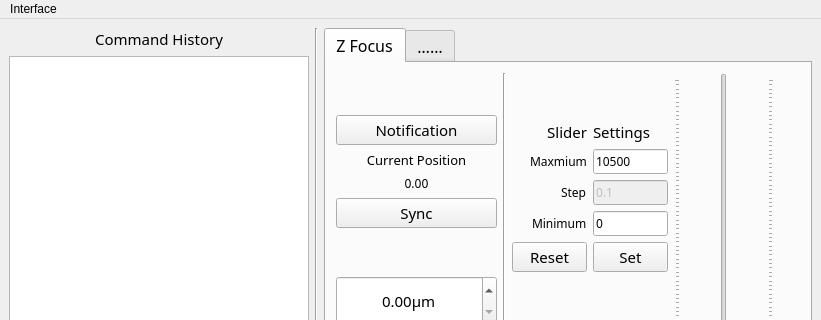
Qt form mainwindow.ui (Jepoic/IX83-GUI-Qt) before a commit; both pictures show x 0 to 821 and y 0 to 320 of the 821 by 584 pixel window.
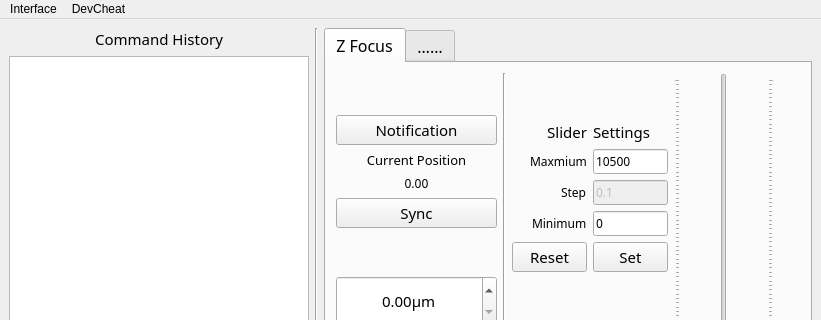
The same form after that commit.

```diff
--- a/mainwindow.ui
+++ b/mainwindow.ui
@@ -1076,7 +1076,7 @@
      <x>0</x>
      <y>0</y>
      <width>821</width>
-     <height>26</height>
+     <height>21</height>
     </rect>
    </property>
    <widget class="QMenu" name="menuInterface">
@@ -1084,9 +1084,15 @@
      <string>Interface</string>
     </property>
     <addaction name="actionSelection"/>
-    <addaction name="actionTest"/>
+   </widget>
+   <widget class="QMenu" name="menuDevCheat">
+    <property name="title">
+     <string>DevCheat</string>
+    </property>
+    <addaction name="actionEmit_successed"/>
    </widget>
    <addaction name="menuInterface"/>
+   <addaction name="menuDevCheat"/>
   </widget>
   <widget class="QStatusBar" name="statusbar"/>
   <action name="actionSelection">
```
Left out of the diff: 76 changed lines with no effect on the pictures.
